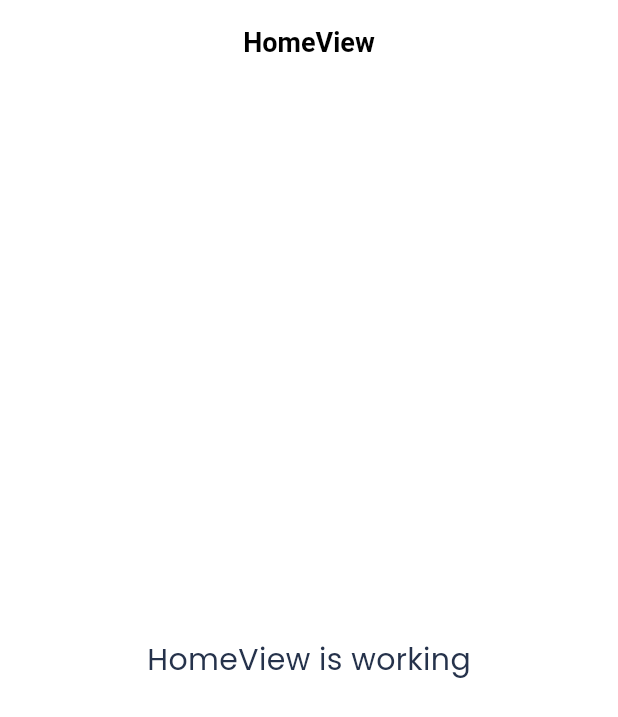
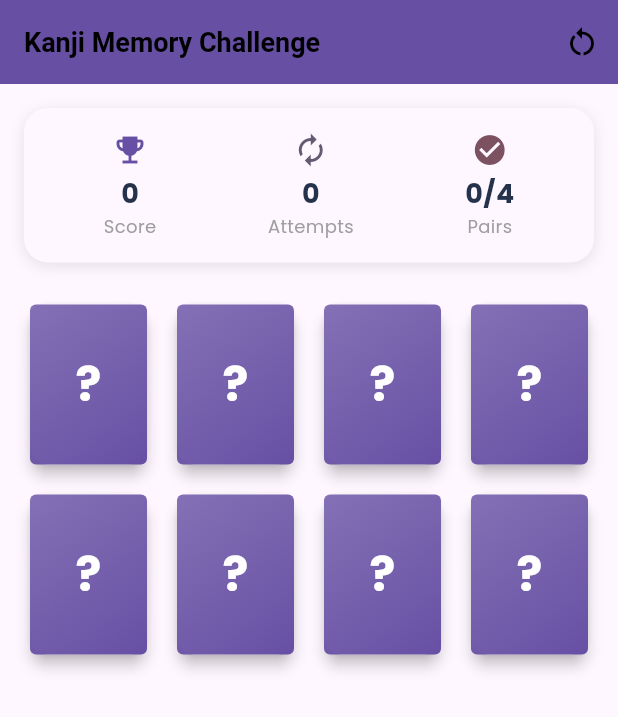
Before and after one commit to ForhadCU/e_learning_jlc-flutter, a Flutter app: the screen it shows after launch, on a phone screen of 412 x 824 dp. Shown: the top 717 px of the screen. Run offline on Flutter 3.47's test engine with Material 3 defaults, Android fonts, the phone set to English and light mode, and no system bars; our stand-ins replace country_code_picker, country_picker, get, iconsax, logger.

Commit message:
ADD: a demo game named "Kanji mathcing with Card Flipping"

```diff
--- /dev/null
+++ b/e-learning-jlc-FrontEnd/User-App/lib/app/data/models/memory_card_model.dart
@@ -0,0 +1,16 @@
+// memory_card.dart
+class MemoryCard {
+  final int id;
+  final String kanji;
+  final String meaning;
+  bool isFlipped;
+  bool isMatched;
+
+  MemoryCard({
+    required this.id,
+    required this.kanji,
+    required this.meaning,
+    this.isFlipped = false,
+    this.isMatched = false,
+  });
+}
--- /dev/null
+++ b/e-learning-jlc-FrontEnd/User-App/lib/app/modules/flip_card_game/bindings/flip_card_game_binding.dart
@@ -0,0 +1,12 @@
+import 'package:get/get.dart';
+
+import '../controllers/flip_card_game_controller.dart';
+
+class FlipCardGameBinding extends Bindings {
+  @override
+  void dependencies() {
+    Get.lazyPut<FlipCardGameController>(
+      () => FlipCardGameController(),
+    );
+  }
+}
--- /dev/null
+++ b/e-learning-jlc-FrontEnd/User-App/lib/app/modules/flip_card_game/controllers/flip_card_game_controller.dart
@@ -0,0 +1,147 @@
+// flip_card_game_controller.dart
+import 'package:e_learning_jlc/app/data/models/memory_card_model.dart';
+import 'package:get/get.dart';
+
+class FlipCardGameController extends GetxController {
+  // Reactive game state
+  RxList<MemoryCard> cards = <MemoryCard>[].obs;
+  RxInt score = 0.obs;
+  RxInt attempts = 0.obs;
+  var firstSelectedIndex = Rx<int?>(null);
+  var secondSelectedIndex = Rx<int?>(null);
+  RxBool gameCompleted = false.obs;
+
+  // Kanji data with meanings
+  final List<Map<String, String>> _kanjiData = const [
+    {'kanji': '一', 'meaning': 'One'},
+    {'kanji': '二', 'meaning': 'Two'},
+    {'kanji': '三', 'meaning': 'Three'},
+    {'kanji': '四', 'meaning': 'Four'},
+  ];
+
+  @override
+  void onInit() {
+    super.onInit();
+    _initializeGame();
+  }
+
+  void _initializeGame() {
+    List<MemoryCard> newCards = [];
+    int id = 0;
+
+    // Create pairs of cards
+    for (var data in _kanjiData) {
+      newCards.add(MemoryCard(
+        id: id++,
+        kanji: data['kanji']!,
+        meaning: data['meaning']!,
+      ));
+      newCards.add(MemoryCard(
+        id: id++,
+        kanji: data['kanji']!,
+        meaning: data['meaning']!,
+      ));
+    }
+
+    newCards.shuffle();
+
+    cards.value = newCards;
+    firstSelectedIndex.value = null;
+    secondSelectedIndex.value = null;
+    score.value = 0;
+    attempts.value = 0;
+    gameCompleted.value = false;
+  }
+
+  void onCardTapped(int index) {
+    final card = cards[index];
+
+    // Don't allow tapping on matched cards or during game completion
+    if (card.isMatched || gameCompleted.value) {
+      return;
+    }
+
+    // If this card is already selected as first card, do nothing
+    if (index == firstSelectedIndex.value) {
+      return;
+    }
+
+    // If this card is already selected as second card, deselect it
+    if (index == secondSelectedIndex.value) {
+      cards[index].isFlipped = false;
+      secondSelectedIndex.value = null;
+      cards.refresh();
+      return;
+    }
+
+    // If no first card selected, set this as first
+    if (firstSelectedIndex.value == null) {
+      cards[index].isFlipped = true;
+      firstSelectedIndex.value = index;
+      cards.refresh();
+      return;
+    }
+
+    // If first card is selected but no second card, set this as second
+    if (secondSelectedIndex.value == null) {
+      cards[index].isFlipped = true;
+      secondSelectedIndex.value = index;
+      cards.refresh();
+      return;
+    }
+
+    // If both cards are already selected, replace the second card
+    if (firstSelectedIndex.value != null && secondSelectedIndex.value != null) {
+      // Close the current second card
+      cards[secondSelectedIndex.value!].isFlipped = false;
+
+      // Open the new second card
+      cards[index].isFlipped = true;
+      secondSelectedIndex.value = index;
+      cards.refresh();
+    }
+  }
+
+  void checkMatch() {
+    if (firstSelectedIndex.value == null || secondSelectedIndex.value == null) {
+      return;
+    }
+
+    attempts.value++;
+    final firstCard = cards[firstSelectedIndex.value!];
+    final secondCard = cards[secondSelectedIndex.value!];
+
+    if (firstCard.kanji == secondCard.kanji) {
+      // Correct match - mark as matched and keep them open
+      firstCard.isMatched = true;
+      secondCard.isMatched = true;
+      score.value += 20;
+
+      // Reset selection for next turn
+      firstSelectedIndex.value = null;
+      secondSelectedIndex.value = null;
+
+      // Check for game completion
+      if (cards.every((card) => card.isMatched)) {
+        score.value += 50;
+        gameCompleted.value = true;
+      }
+    } else {
+      // Incorrect match - close both cards after delay
+      Future.delayed(const Duration(milliseconds: 800), () {
+        firstCard.isFlipped = false;
+        secondCard.isFlipped = false;
+        firstSelectedIndex.value = null;
+        secondSelectedIndex.value = null;
+      });
+    }
+
+    cards.refresh();
+  }
+
+  void resetGame() {
+    _initializeGame();
+  }
+
+  bool get canSubmit => firstSelectedIndex.value != null && secondSelectedIndex.value != null;
+}
--- /dev/null
+++ b/e-learning-jlc-FrontEnd/User-App/lib/app/modules/flip_card_game/views/flip_card_game_view.dart
@@ -0,0 +1,415 @@
+import 'package:e_learning_jlc/app/data/models/memory_card_model.dart';
+import 'package:flutter/material.dart';
+
+import 'package:get/get.dart';
+
+import '../controllers/flip_card_game_controller.dart';
+
+class FlipCardGameView extends GetView<FlipCardGameController> {
+  const FlipCardGameView({super.key});
+  @override
+  Widget build(BuildContext context) {
+    final theme = Theme.of(context);
+    final colorScheme = theme.colorScheme;
+
+    return Scaffold(
+      backgroundColor: colorScheme.background,
+      appBar: AppBar(
+        title: const Text('Kanji Memory Challenge'),
+        backgroundColor: colorScheme.primary,
+        foregroundColor: colorScheme.onPrimary,
+        elevation: 4,
+        actions: [
+          IconButton(
+            onPressed: controller.resetGame,
+            icon: const Icon(Icons.restart_alt),
+            tooltip: 'Restart Game',
+          ),
+        ],
+      ),
+      body: Padding(
+        padding: const EdgeInsets.all(16.0),
+        child: Column(
+          children: [
+            // Game Stats
+            Obx(() => _buildStatsPanel(controller, colorScheme)),
+            const SizedBox(height: 24),
+
+            // Game Board
+            Expanded(
+              child: Obx(
+                () => GridView.builder(
+                  gridDelegate: const SliverGridDelegateWithFixedCrossAxisCount(
+                    crossAxisCount: 4,
+                    crossAxisSpacing: 12.0,
+                    mainAxisSpacing: 12.0,
+                    childAspectRatio: 0.75,
+                  ),
+                  itemCount: controller.cards.length,
+                  itemBuilder: (context, index) {
+                    return _buildFlipCard(controller, index, colorScheme);
+                  },
+                ),
+              ),
+            ),
+
+            // Submit Button
+            const SizedBox(height: 20),
+             _buildSubmitButton(controller, colorScheme),
+
+            // Game Completion Message
+            Obx(() {
+              if (controller.gameCompleted.value) {
+                return _buildCompletionMessage(controller, colorScheme);
+              }
+              return const SizedBox.shrink();
+            }),
+          ],
+        ),
+      ),
+    );
+  }
+
+  Widget _buildStatsPanel(
+    FlipCardGameController controller,
+    ColorScheme colorScheme,
+  ) {
+    return Container(
+      padding: const EdgeInsets.all(16),
+      decoration: BoxDecoration(
+        color: colorScheme.surface,
+        borderRadius: BorderRadius.circular(16),
+        boxShadow: [
+          BoxShadow(
+            color: Colors.black.withOpacity(0.1),
+            blurRadius: 8,
+            offset: const Offset(0, 2),
+          ),
+        ],
+      ),
+      child: Row(
+        mainAxisAlignment: MainAxisAlignment.spaceAround,
+        children: [
+          _buildStatItem(
+            'Score',
+            '${controller.score.value}',
+            Icons.emoji_events,
+            colorScheme.primary,
+          ),
+          _buildStatItem(
+            'Attempts',
+            '${controller.attempts.value}',
+            Icons.autorenew,
+            colorScheme.secondary,
+          ),
+          _buildStatItem(
+            'Pairs',
+            '${controller.cards.where((card) => card.isMatched).length ~/ 2}/${controller.cards.length ~/ 2}',
+            Icons.check_circle,
+            colorScheme.tertiary,
+          ),
+        ],
+      ),
+    );
+  }
+
+  Widget _buildStatItem(
+    String label,
+    String value,
+    IconData icon,
+    Color color,
+  ) {
+    return Column(
+      children: [
+        Icon(icon, color: color, size: 24),
+        const SizedBox(height: 4),
+        Text(
+          value,
+          style: const TextStyle(fontSize: 18, fontWeight: FontWeight.bold),
+        ),
+        Text(label, style: const TextStyle(fontSize: 12, color: Colors.grey)),
+      ],
+    );
+  }
+
+  // flip_card_game_view.dart (only modified parts shown)
+  // ... (previous imports and class definition remain same)
+
+  Widget _buildFlipCard(
+    FlipCardGameController controller,
+    int index,
+    ColorScheme colorScheme,
+  ) {
+    final card = controller.cards[index];
+    final isFirstSelected = controller.firstSelectedIndex.value == index;
+    final isSecondSelected = controller.secondSelectedIndex.value == index;
+    final isSelected = isFirstSelected || isSecondSelected;
+
+    return GestureDetector(
+      onTap: () => controller.onCardTapped(index),
+      child: AnimatedContainer(
+        duration: const Duration(milliseconds: 400),
+        curve: Curves.easeInOut,
+        decoration: BoxDecoration(
+          borderRadius: BorderRadius.circular(12),
+          border: isSelected
+              ? Border.all(
+                  color: isFirstSelected
+                      ? colorScheme.primary
+                      : colorScheme.secondary,
+                  width: 3,
+                )
+              : null,
+        ),
+        child: AspectRatio(
+          aspectRatio: 0.75,
+          child: Card(
+            elevation: 4,
+            shape: RoundedRectangleBorder(
+              borderRadius: BorderRadius.circular(12),
+            ),
+            child: Stack(
+              children: [
+                // Front side (Question Mark)
+                if (!card.isFlipped)
+                  Container(
+                    decoration: BoxDecoration(
+                      borderRadius: BorderRadius.circular(4),
+                      gradient: LinearGradient(
+                        begin: Alignment.topLeft,
+                        end: Alignment.bottomRight,
+                        colors: [
+                          colorScheme.primary.withOpacity(0.8),
+                          colorScheme.primary,
+                        ],
+                      ),
+                    ),
+                    child: const Center(
+                      child: Text(
+                        '?',
+                        style: TextStyle(
+                          fontSize: 32,
+                          color: Colors.white,
+                          fontWeight: FontWeight.bold,
+                        ),
+                      ),
+                    ),
+                  ),
+
+                // Back side (Kanji)
+                if (card.isFlipped)
+                  Container(
+                    decoration: BoxDecoration(
+                      borderRadius: BorderRadius.circular(4),
+                      color: Colors.white,
+                      border: Border.all(
+                        color: isFirstSelected
+                            ? colorScheme.primary
+                            : colorScheme.secondary,
+                        width: 2,
+                      ),
+                    ),
+                    child: Center(
+                      child: Column(
+                        mainAxisAlignment: MainAxisAlignment.center,
+                        children: [
+                          Text(
+                            card.kanji,
+                            style: const TextStyle(
+                              fontSize: 36,
+                              fontWeight: FontWeight.bold,
+                            ),
+                          ),
+                          const SizedBox(height: 8),
+                          Text(
+                            card.meaning,
+                            style: TextStyle(
+                              fontSize: 14,
+                              color: Colors.grey[600],
+                            ),
+                          ),
+                        ],
+                      ),
+                    ),
+                  ),
+
+                // Done Icon for matched cards
+                if (card.isMatched)
+                  Positioned(
+                    top: 4,
+                    right: 4,
+                    child: Container(
+                      padding: const EdgeInsets.all(4),
+                      decoration: const BoxDecoration(
+                        color: Colors.green,
+                        shape: BoxShape.circle,
+                      ),
+                      child: const Icon(
+                        Icons.check,
+                        size: 16,
+                        color: Colors.white,
+                      ),
+                    ),
+                  ),
+
+                // Selection indicator
+                /* if (isFirstSelected)
+                  Positioned(
+                    top: 4,
+                    left: 4,
+                    child: Container(
+                      padding: const EdgeInsets.all(8),
+                      decoration: BoxDecoration(
+                        color: colorScheme.primary,
+                        shape: BoxShape.circle,
+                      ),
+                      child: const Text(
+                        '1',
+                        style: TextStyle(
+                          fontSize: 12,
+                          color: Colors.white,
+                          fontWeight: FontWeight.bold,
+                        ),
+                      ),
+                    ),
+                  ),
+
+                if (isSecondSelected)
+                  Positioned(
+                    top: 4,
+                    left: 4,
+                    child: Container(
+                      padding: const EdgeInsets.all(4),
+                      decoration: BoxDecoration(
+                        color: colorScheme.secondary,
+                        shape: BoxShape.circle,
+                      ),
+                      child: const Text(
+                        '2',
+                        style: TextStyle(
+                          fontSize: 12,
+                          color: Colors.white,
+                          fontWeight: FontWeight.bold,
+                        ),
+                      ),
+                    ),
+                  ),
+               */],
+            ),
+          ),
+        ),
+      ),
+    );
+  }
+
+  Widget _buildSubmitButton(
+    FlipCardGameController controller,
+    ColorScheme colorScheme,
+  ) {
+    return Obx(
+      () => AnimatedContainer(
+        duration: const Duration(milliseconds: 300),
+        curve: Curves.easeInOut,
+
+        decoration: BoxDecoration(
+          borderRadius: BorderRadius.circular(25),
+          /* boxShadow: controller.canSubmit
+              ? [
+                  BoxShadow(
+                    color: colorScheme.primary.withOpacity(0.3),
+                    blurRadius: 10,
+                    offset: const Offset(0, 4),
+                  ),
+                ]
+              : null, */
+        ),
+        child: ElevatedButton(
+          onPressed: controller.canSubmit ? controller.checkMatch : (){},
+          style: ElevatedButton.styleFrom(
+            backgroundColor: controller.canSubmit
+                ? colorScheme.primary
+                : Colors.transparent,
+            foregroundColor: controller.canSubmit
+                ? colorScheme.onPrimary
+                : Colors.transparent,
+            padding: const EdgeInsets.symmetric(horizontal: 32, vertical: 16),
+            side: BorderSide(color: Colors.transparent),
+            shape: RoundedRectangleBorder(
+              borderRadius: BorderRadius.circular(25),
+            ),
+            elevation: controller.canSubmit ? 4 : 0,
+          ),
+          child: Row(
+            mainAxisSize: MainAxisSize.min,
+            children: [
+              Icon(
+                controller.canSubmit
+                    ? Icons.check_circle
+                    : Icons.check_circle_outline,
+              ),
+              const SizedBox(width: 8),
+              Text(
+                'Check Match',
+                style: TextStyle(
+                  fontSize: 18,
+                  fontWeight: FontWeight.bold,
+                  color: controller.canSubmit
+                      ? colorScheme.onPrimary
+                      : Colors.transparent,
+                ),
+              ),
+            ],
+          ),
+        ),
+      ),
+    );
+  }
+
+  // ... (rest of the view remains the same)
+
+  Widget _buildCompletionMessage(
+    FlipCardGameController controller,
+    ColorScheme colorScheme,
+  ) {
+    return Container(
+      margin: const EdgeInsets.only(top: 20),
+      padding: const EdgeInsets.all(20),
+      decoration: BoxDecoration(
+        color: colorScheme.surface,
+        borderRadius: BorderRadius.circular(16),
+        boxShadow: [
+          BoxShadow(
+            color: Colors.black.withOpacity(0.1),
+            blurRadius: 8,
+            offset: const Offset(0, 2),
+          ),
+        ],
+      ),
+      child: Column(
+        children: [
+          const Icon(Icons.celebration, size: 48, color: Colors.amber),
+          const SizedBox(height: 16),
+          Text(
+            'Congratulations!',
+            style: TextStyle(
+              fontSize: 24,
+              fontWeight: FontWeight.bold,
+              color: colorScheme.primary,
+            ),
+          ),
+          const SizedBox(height: 8),
+          Text(
+            'You completed the game with ${controller.score.value} points',
+            style: const TextStyle(fontSize: 16),
+            textAlign: TextAlign.center,
+          ),
+          const SizedBox(height: 16),
+          ElevatedButton(
+            onPressed: controller.resetGame,
+            child: const Text('Play Again'),
+          ),
+        ],
+      ),
+    );
+  }
+}
--- a/e-learning-jlc-FrontEnd/User-App/lib/app/routes/app_pages.dart
+++ b/e-learning-jlc-FrontEnd/User-App/lib/app/routes/app_pages.dart
@@ -1,5 +1,7 @@
 import 'package:get/get.dart';
 
+import '../modules/flip_card_game/bindings/flip_card_game_binding.dart';
+import '../modules/flip_card_game/views/flip_card_game_view.dart';
 import '../modules/home/bindings/home_binding.dart';
 import '../modules/home/views/home_view.dart';
 
@@ -8,7 +10,7 @@ part 'app_routes.dart';
 class AppPages {
   AppPages._();
 
-  static const INITIAL = Routes.HOME;
+  static const INITIAL = Routes.FLIP_CARD_GAME;
 
   static final routes = [
     GetPage(
@@ -16,5 +18,10 @@ class AppPages {
       page: () => const HomeView(),
       binding: HomeBinding(),
     ),
+    GetPage(
+      name: _Paths.FLIP_CARD_GAME,
+      page: () => const FlipCardGameView(),
+      binding: FlipCardGameBinding(),
+    ),
   ];
 }
--- a/e-learning-jlc-FrontEnd/User-App/lib/app/routes/app_routes.dart
+++ b/e-learning-jlc-FrontEnd/User-App/lib/app/routes/app_routes.dart
@@ -4,9 +4,11 @@ part of 'app_pages.dart';
 abstract class Routes {
   Routes._();
   static const HOME = _Paths.HOME;
+  static const FLIP_CARD_GAME = _Paths.FLIP_CARD_GAME;
 }
 
 abstract class _Paths {
   _Paths._();
   static const HOME = '/home';
+  static const FLIP_CARD_GAME = '/flip-card-game';
 }
```
